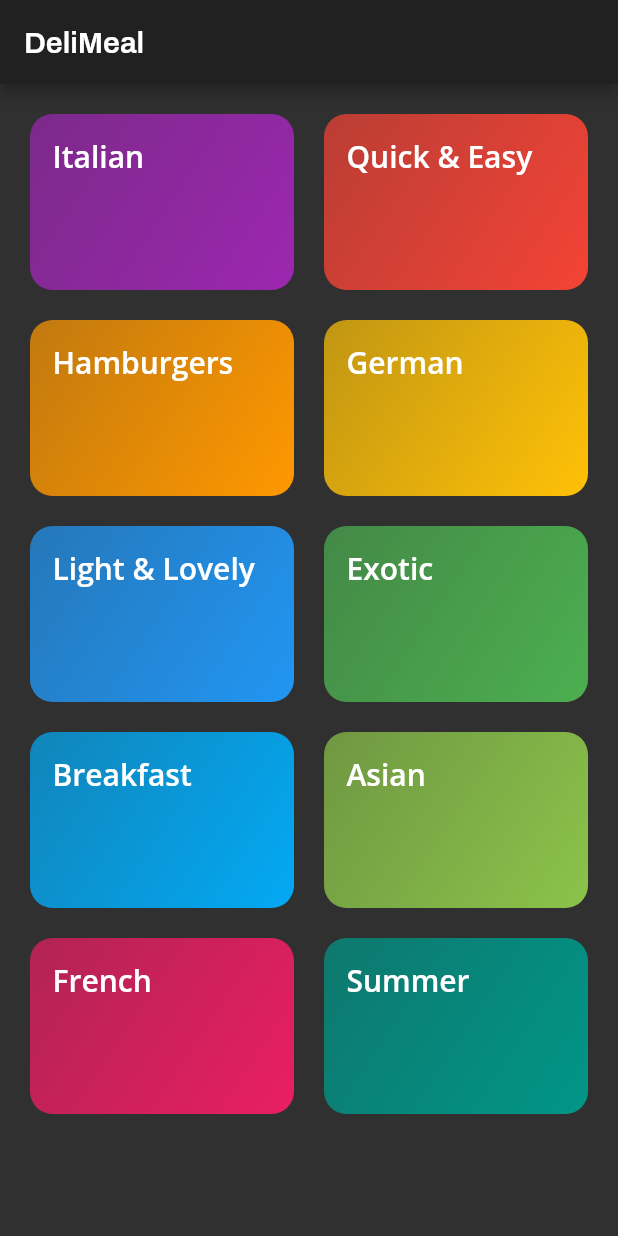
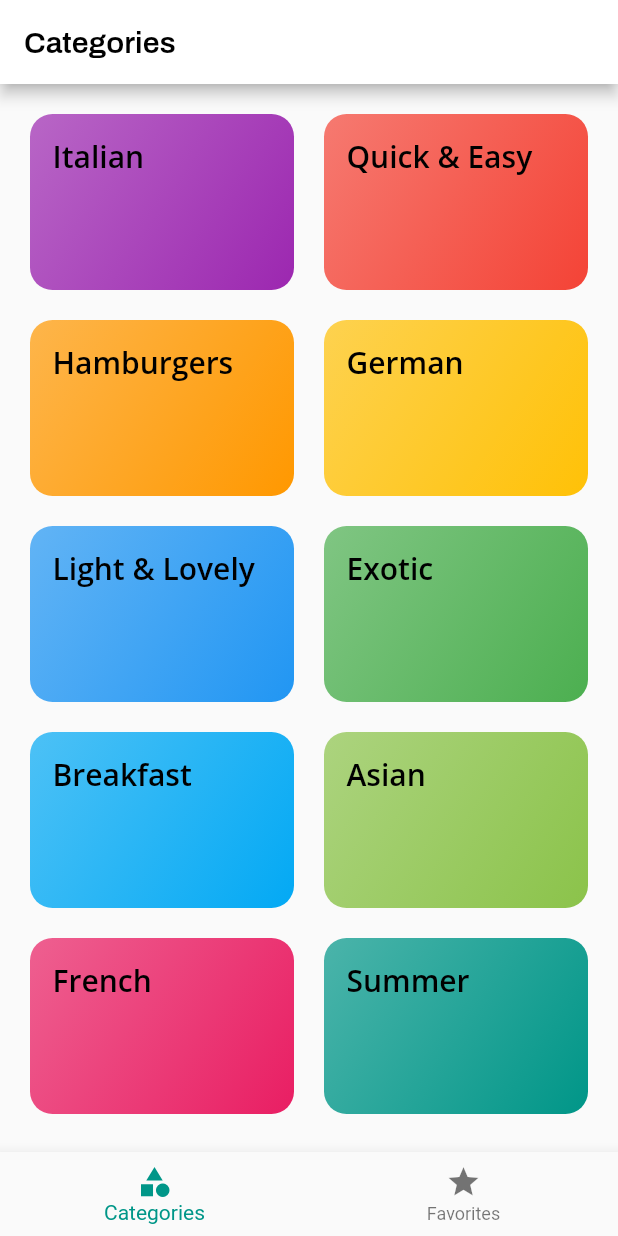
Before and after one commit to davidaodejobi/Flutter-and-Dart-Course, a Flutter app: the screen it shows after launch, on a phone screen of 412 x 824 dp. Run offline on Flutter 3.47's test engine with Material 2 defaults, Android fonts, the phone set to English and light mode, and no system bars; our stand-ins replace google_fonts.

Commit message:
added bottomnavbar to hold to screen(categories and favorites

```diff
--- a/meal_app/lib/components/mealapp_theme.dart
+++ b/meal_app/lib/components/mealapp_theme.dart
@@ -79,7 +79,7 @@ class MealAppTheme {
         ),
       ),
       bottomNavigationBarTheme: const BottomNavigationBarThemeData(
-        selectedItemColor: Colors.green,
+        selectedItemColor: Colors.teal,
       ),
       textTheme: lightTextTheme,
     );
@@ -99,7 +99,7 @@ class MealAppTheme {
         ),
       ),
       bottomNavigationBarTheme: const BottomNavigationBarThemeData(
-        selectedItemColor: Colors.green,
+        selectedItemColor: Colors.teal,
       ),
       textTheme: darkTextTheme,
     );
--- a/meal_app/lib/main.dart
+++ b/meal_app/lib/main.dart
@@ -1,7 +1,7 @@
 import 'package:flutter/material.dart';
+import 'package:meal_app/screens/tabs_screen.dart';
 
 import 'components/mealapp_theme.dart';
-import 'screens/categories_screen.dart';
 import '/screens/category_meal_screen.dart';
 import '/screens/meal_detail_screen.dart';
 
@@ -10,7 +10,7 @@ void main() => runApp(MyApp());
 class MyApp extends StatelessWidget {
   MyApp({Key? key}) : super(key: key);
 
-  final theme = MealAppTheme.dark();
+  final theme = MealAppTheme.light();
 
   @override
   Widget build(BuildContext context) {
@@ -22,9 +22,7 @@ class MyApp extends StatelessWidget {
       //   theme: theme,
       // ),
       routes: {
-        '/': (ctx) => CategoriesScreen(
-              theme: theme,
-            ),
+        '/': (ctx) => const TabsScreen(),
         CategoryMeal.routeName: (ctx) => const CategoryMeal(),
         MealDetailScreen.routeName: (ctx) => const MealDetailScreen(),
         // '/categories': (context) => CategoriesScreen(
--- a/meal_app/lib/screens/categories_screen.dart
+++ b/meal_app/lib/screens/categories_screen.dart
@@ -11,11 +11,6 @@ class CategoriesScreen extends StatelessWidget {
   @override
   Widget build(BuildContext context) {
     return Scaffold(
-      appBar: AppBar(
-        title: const Text(
-          'DeliMeal',
-        ),
-      ),
       body: GridView(
         padding: const EdgeInsets.all(20),
         children: DUMMY_CATEGORIES
--- /dev/null
+++ b/meal_app/lib/screens/favorites_screen.dart
@@ -0,0 +1,12 @@
+import 'package:flutter/material.dart';
+
+class FavoritesScreen extends StatelessWidget {
+  const FavoritesScreen({Key? key}) : super(key: key);
+
+  @override
+  Widget build(BuildContext context) {
+    return const Center(
+      child: Text('The Favorites'),
+    );
+  }
+}
--- a/meal_app/lib/screens/meal_detail_screen.dart
+++ b/meal_app/lib/screens/meal_detail_screen.dart
@@ -14,7 +14,7 @@ class MealDetailScreen extends StatelessWidget {
     final mealIngredients = DUMMY_MEALS.firstWhere((meal) => meal.id == mealId);
     return Scaffold(
         appBar: AppBar(
-          title: Text(mealId),
+          title: Text(mealIngredients.title!),
         ),
         body: SingleChildScrollView(
           child: Column(
--- /dev/null
+++ b/meal_app/lib/screens/tabs_screen.dart
@@ -0,0 +1,58 @@
+import 'package:flutter/material.dart';
+
+import './favorites_screen.dart';
+import './categories_screen.dart';
+
+class TabsScreen extends StatefulWidget {
+  const TabsScreen({Key? key}) : super(key: key);
+
+  @override
+  _TabsScreenState createState() => _TabsScreenState();
+}
+
+class _TabsScreenState extends State<TabsScreen> {
+  final List<Map<String, Object>> _pages = [
+    {
+      'page': const CategoriesScreen(),
+      'title': 'Categories',
+    },
+    {
+      'page': const FavoritesScreen(),
+      'title': 'Your Favorite',
+    },
+  ];
+  int _selectedPageIndex = 0;
+
+  void _selectPage(int index) {
+    setState(() {
+      _selectedPageIndex = index;
+    });
+  }
+
+  @override
+  Widget build(BuildContext context) {
+    return Scaffold(
+      appBar: AppBar(
+        title: Text(_pages[_selectedPageIndex]['title'] as String),
+      ),
+      body: _pages[_selectedPageIndex]['page'] as Widget,
+      bottomNavigationBar: BottomNavigationBar(
+        onTap: _selectPage,
+        currentIndex: _selectedPageIndex,
+        // type: BottomNavigationBarType.fixed,
+        items: [
+          BottomNavigationBarItem(
+            backgroundColor: Theme.of(context).primaryColor,
+            icon: const Icon(Icons.category),
+            label: 'Categories',
+          ),
+          BottomNavigationBarItem(
+            backgroundColor: Theme.of(context).primaryColor,
+            icon: const Icon(Icons.star),
+            label: 'Favorites',
+          ),
+        ],
+      ),
+    );
+  }
+}
```
